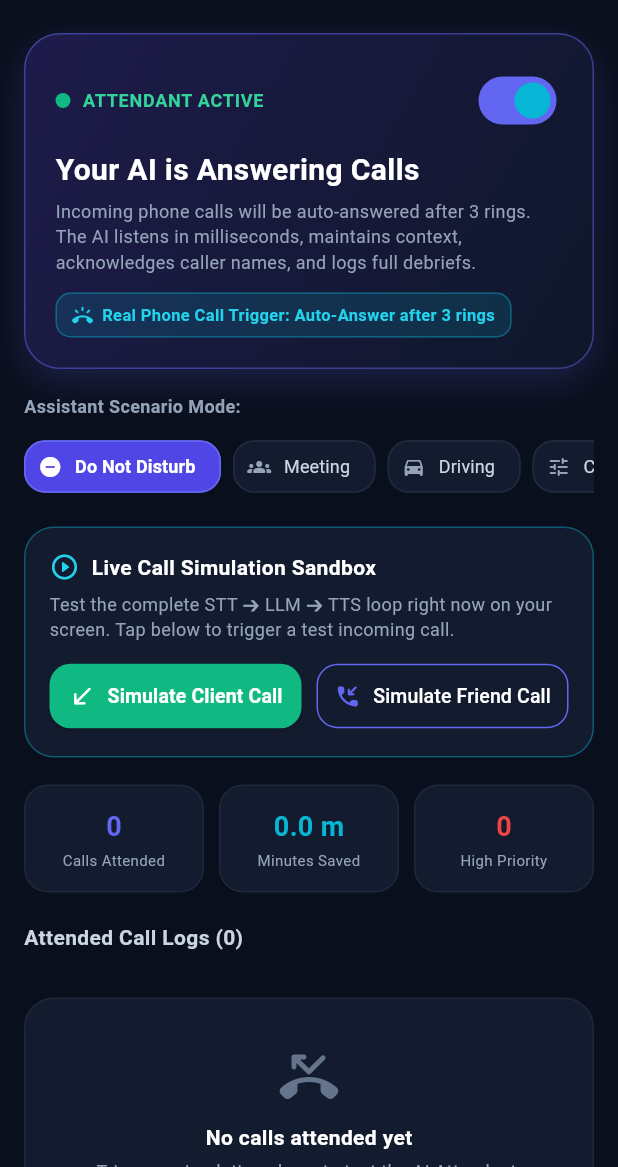
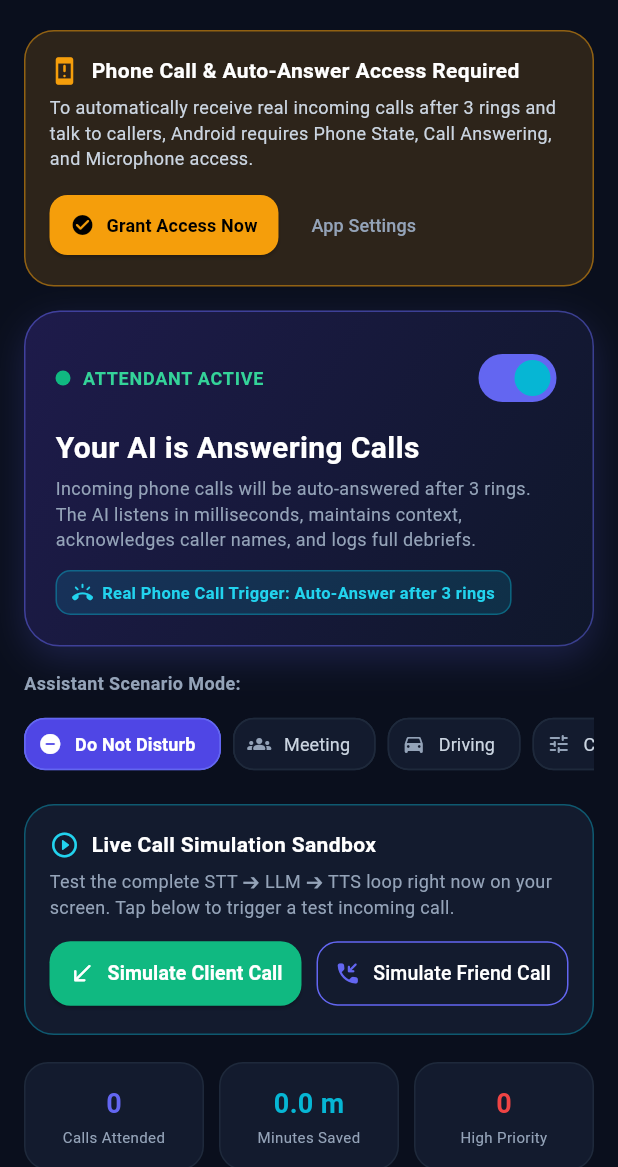
Before and after one commit to pashaarshad/Build-LocalCall-AI, a Flutter app: the screen it shows after launch, on a phone screen of 412 x 824 dp, the part 69-1236 px from its top. Run offline on Flutter 3.47's test engine with Material 3 defaults, Android fonts, the phone set to English and light mode, and no system bars; our stand-ins replace audioplayers, flutter_markdown, flutter_tts, shared_preferences, speech_to_text, sqflite and 1 more; missing offline and left inert: dart:html; accounts and stored records are empty.

Commit message:
feat: connect Groq LLM API with qwen model, add permission authorization workflow for 3-ring auto-answer, and enforce caller name recognition

```diff
--- a/03_local_call_assistant/local_call_assistant/lib/screens/dashboard_screen.dart
+++ b/03_local_call_assistant/local_call_assistant/lib/screens/dashboard_screen.dart
@@ -70,6 +70,10 @@ class DashboardScreen extends StatelessWidget {
         child: Column(
           crossAxisAlignment: CrossAxisAlignment.start,
           children: [
+            // Permission Banner if not all permissions are granted
+            if (!prov.permissionsGranted)
+              _buildPermissionBanner(context, prov),
+
             // Master Switch & Attendant Status Card
             _buildAttendantStatusCard(context, prov),
 
@@ -531,4 +535,61 @@ class DashboardScreen extends StatelessWidget {
       },
     );
   }
+
+  Widget _buildPermissionBanner(BuildContext context, CallAssistantProvider prov) {
+    return Container(
+      margin: const EdgeInsets.fromLTRB(16, 10, 16, 4),
+      padding: const EdgeInsets.all(16),
+      decoration: BoxDecoration(
+        color: const Color(0xFFF59E0B).withValues(alpha: 0.15),
+        borderRadius: BorderRadius.circular(20),
+        border: Border.all(color: const Color(0xFFF59E0B).withValues(alpha: 0.5)),
+      ),
+      child: Column(
+        crossAxisAlignment: CrossAxisAlignment.start,
+        children: [
+          const Row(
+            children: [
+              Icon(Icons.security_update_warning_rounded, color: Color(0xFFF59E0B), size: 20),
+              SizedBox(width: 8),
+              Text(
+                'Phone Call & Auto-Answer Access Required',
+                style: TextStyle(
+                  fontSize: 14,
+                  fontWeight: FontWeight.bold,
+                  color: Colors.white,
+                ),
+              ),
+            ],
+          ),
+          const SizedBox(height: 6),
+          const Text(
+            'To automatically receive real incoming calls after 3 rings and talk to callers, Android requires Phone State, Call Answering, and Microphone access.',
+            style: TextStyle(fontSize: 12, color: Color(0xFFCBD5E1), height: 1.4),
+          ),
+          const SizedBox(height: 12),
+          Row(
+            children: [
+              ElevatedButton.icon(
+                style: ElevatedButton.styleFrom(
+                  backgroundColor: const Color(0xFFF59E0B),
+                  foregroundColor: Colors.black,
+                  shape: RoundedRectangleBorder(borderRadius: BorderRadius.circular(12)),
+                  padding: const EdgeInsets.symmetric(horizontal: 14, vertical: 8),
+                ),
+                onPressed: () => prov.requestPermissions(),
+                icon: const Icon(Icons.check_circle_rounded, size: 16),
+                label: const Text('Grant Access Now', style: TextStyle(fontWeight: FontWeight.bold, fontSize: 12)),
+              ),
+              const SizedBox(width: 10),
+              TextButton(
+                onPressed: () => prov.openAppSettings(),
+                child: const Text('App Settings', style: TextStyle(color: Color(0xFF94A3B8), fontSize: 12)),
+              ),
+            ],
+          ),
+        ],
+      ),
+    );
+  }
 }
```
Also changed, not shown: 03_local_call_assistant/local_call_assistant/lib/providers/call_assistant_provider.dart (+23 -1 lines), 03_local_call_assistant/local_call_assistant/lib/services/llm_call_agent_service.dart (+50 -19 lines), 03_local_call_assistant/local_call_assistant/lib/services/telephony_native_service.dart (+32 -0 lines), 2 other files.
